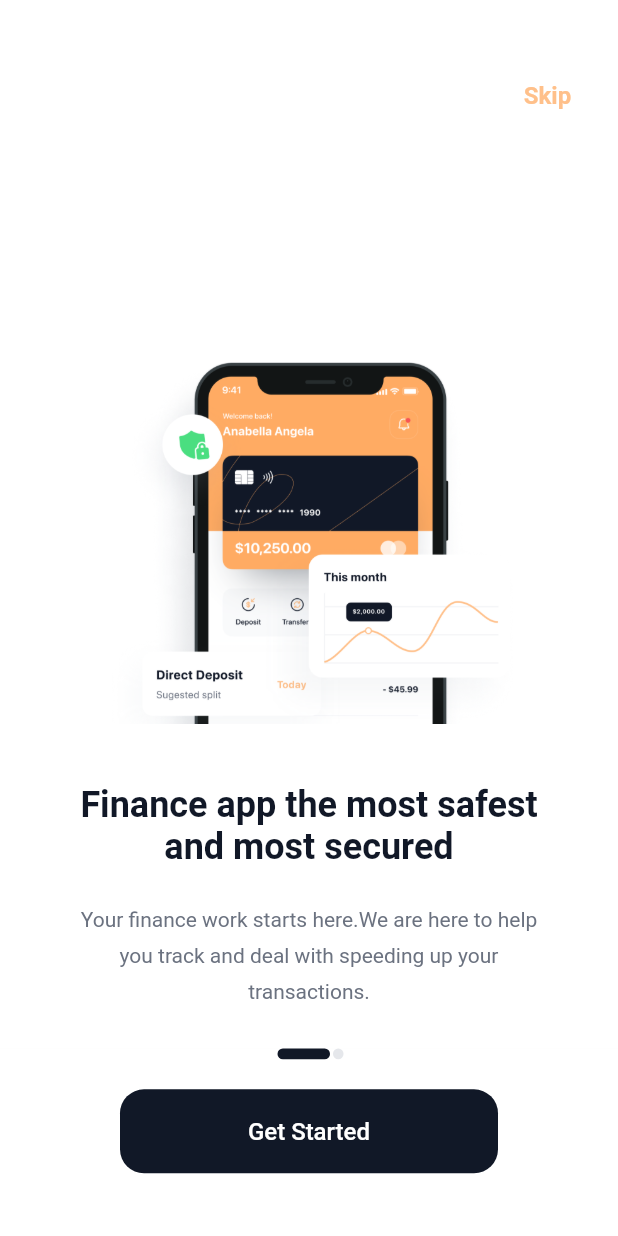
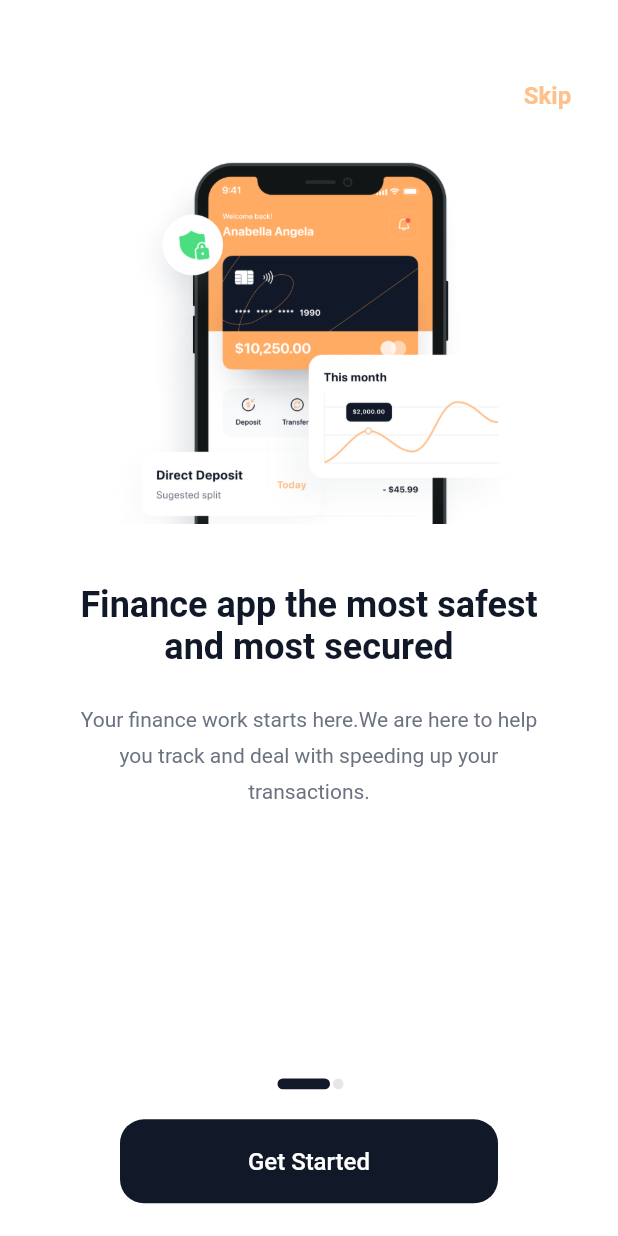
Before and after one commit to levi956/smart-pay-T, a Flutter app: the SignUp screen opened directly, after a tap on "Sign In", after a tap on the "arrow back ios new" icon, on a phone screen of 412 x 824 dp. Run offline on Flutter 3.47's test engine with Material 2 defaults, Android fonts, the light colour scheme and no system bars.

Commit message:
upgrade flutter version

```diff
--- a/lib/app/presentation/pages/onboarding/onboarding.dart
+++ b/lib/app/presentation/pages/onboarding/onboarding.dart
@@ -57,6 +57,8 @@ class _OnboardingState extends State<Onboarding> {
                 ],
               ),
 
+              const SizedBox(height: 20),
+
               // expanded for pageview
               Expanded(
                 child: PageView.builder(
@@ -69,7 +71,7 @@ class _OnboardingState extends State<Onboarding> {
                   itemCount: onboardContent.length,
                   itemBuilder: (_, index) {
                     return Column(
-                      mainAxisAlignment: MainAxisAlignment.center,
+                      // mainAxisAlignment: MainAxisAlignment.center,
                       children: [
                         Center(
                           child: Image.asset(
@@ -120,7 +122,7 @@ class _OnboardingState extends State<Onboarding> {
         color: primaryWhite,
         duration: const Duration(milliseconds: 4000),
         padding: const EdgeInsets.symmetric(horizontal: 80),
-        height: 125,
+        height: 105,
         child: Column(
           children: [
             Row(
--- a/lib/app/presentation/pages/sign_in/sign_in_page.dart
+++ b/lib/app/presentation/pages/sign_in/sign_in_page.dart
@@ -27,6 +27,7 @@ class _SignInState extends State<SignIn> {
       resizeToAvoidBottomInset: false,
       body: Padding(
         padding: const EdgeInsets.only(top: 40, left: 20, right: 20),
+        child: SingleChildScrollView(
           child: Column(
             crossAxisAlignment: CrossAxisAlignment.start,
             children: [
@@ -134,8 +135,16 @@ class _SignInState extends State<SignIn> {
                 ],
               ),
 
-            const Spacer(),
-
+              // const Spacer(),
+            ],
+          ),
+        ),
+      ),
+      bottomSheet: Container(
+        color: primaryWhite,
+        child: Row(
+          mainAxisAlignment: MainAxisAlignment.center,
+          children: [
             // sign up
             Row(
               mainAxisAlignment: MainAxisAlignment.center,
--- a/lib/app/presentation/pages/sign_up/sign_up_page.dart
+++ b/lib/app/presentation/pages/sign_up/sign_up_page.dart
@@ -27,6 +27,7 @@ class _SignUpState extends State<SignUp> {
       backgroundColor: primaryWhite,
       body: Padding(
         padding: const EdgeInsets.only(top: 40, left: 20, right: 20),
+        child: SingleChildScrollView(
           child: Column(
             crossAxisAlignment: CrossAxisAlignment.start,
             children: [
@@ -137,8 +138,16 @@ class _SignUpState extends State<SignUp> {
                 ],
               ),
 
-            const Spacer(),
-
+              const SizedBox(height: 40),
+            ],
+          ),
+        ),
+      ),
+      bottomSheet: Container(
+        color: primaryWhite,
+        child: Row(
+          mainAxisAlignment: MainAxisAlignment.center,
+          children: [
             // sign up
             Row(
               mainAxisAlignment: MainAxisAlignment.center,
--- a/pubspec.yaml
+++ b/pubspec.yaml
@@ -8,7 +8,7 @@ publish_to: 'none' # Remove this line if you wish to publish to pub.dev
 version: 1.0.0+1
 
 environment:
-  sdk: ">=2.12.0 <3.0.0"
+  sdk: ">=2.17.0 <3.0.0"
 
 
 dependencies:
```
Also changed, not shown: pubspec.lock, 2 other files. Lines whose indentation alone changed are shown as unchanged.
